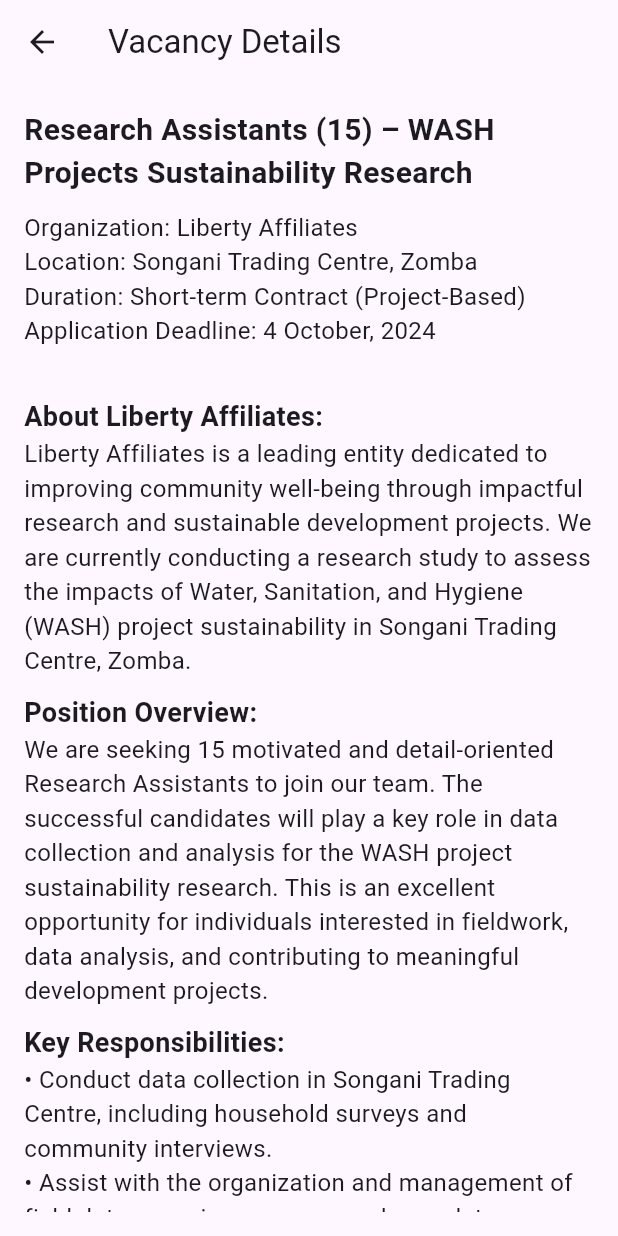
After one commit to JUMAPETER736/INTERN_HUB, a Flutter app: the VacancyDetailsPage screen opened directly, on a phone screen of 412 x 824 dp. The commit adds this screen. Run offline on Flutter 3.47's test engine with Material 3 defaults, Android fonts, the phone set to English and light mode, and no system bars; our stand-ins replace cloud_firestore, firebase_auth, firebase_core, fluttertoast; accounts and stored records are empty.

Commit message:
Modifying UI Design FIr the Vacancies Listing

```diff
--- a/lib/Home/HomePage.dart
+++ b/lib/Home/HomePage.dart
@@ -2,7 +2,7 @@ import 'package:flutter/material.dart';
 import 'package:firebase_auth/firebase_auth.dart';
 import 'package:internhub/Settings/UserDetails.dart';
 import 'package:internhub/Home/Applications.dart';
-import 'package:internhub/Home/EmployersDashBoard.dart';
+import 'package:internhub/Home/Vacancies.dart';
 import 'package:internhub/Home/Help.dart';
 import 'package:internhub/Home/InstitutionDashBoard.dart';
 import 'package:internhub/Home/Resources.dart';
@@ -99,13 +99,13 @@ class _HomePageState extends State<HomePage> {
                       Navigator.push(
                         context,
                         MaterialPageRoute(
-                          builder: (context) => EmployersDashBoard(),
+                          builder: (context) => Vacancies(),
                         ),
                       );
                     },
                     child: _buildSquareCard(
                       icon: Icons.business_center,
-                      text: 'For Employers',
+                      text: 'Vacancies',
                       color: Colors.redAccent, // Updated color
                     ),
                   ),
--- /dev/null
+++ b/lib/Home/Vacancies.dart
@@ -0,0 +1,204 @@
+import 'package:flutter/material.dart';
+import 'package:url_launcher/url_launcher.dart'; // For handling external links
+
+void main() {
+  runApp(InternHubApp());
+}
+
+class InternHubApp extends StatelessWidget {
+  @override
+  Widget build(BuildContext context) {
+    return MaterialApp(
+      title: 'InternHub',
+      theme: ThemeData(
+        primarySwatch: Colors.red,
+      ),
+      initialRoute: '/',
+      routes: {
+        '/': (context) => Vacancies(),
+        '/VacancyDetails': (context) => VacancyDetailsPage(),
+      },
+    );
+  }
+}
+
+class Vacancies extends StatelessWidget {
+  final List<String> vacancies = [
+    "Research Assistants (15) – WASH Projects Sustainability Research"
+  ];
+
+  @override
+  Widget build(BuildContext context) {
+    return Scaffold(
+      appBar: AppBar(
+        title: Text('Released Vacancies'),
+      ),
+      body: Padding(
+        padding: const EdgeInsets.all(16.0),
+        child: Column(
+          crossAxisAlignment: CrossAxisAlignment.start,
+          children: [
+            Text(
+              'Available Vacancies',
+              style: TextStyle(fontSize: 20, fontWeight: FontWeight.bold),
+            ),
+            SizedBox(height: 20),
+            Expanded(
+              child: ListView.builder(
+                itemCount: vacancies.length,
+                itemBuilder: (context, index) {
+                  return Card(
+                    margin: EdgeInsets.symmetric(vertical: 10, horizontal: 0),
+                    elevation: 5,
+                    shape: RoundedRectangleBorder(
+                      borderRadius: BorderRadius.circular(10),
+                    ),
+                    child: ListTile(
+                      title: Text(
+                        vacancies[index],
+                        style: TextStyle(fontWeight: FontWeight.bold),
+                      ),
+                      subtitle: Text('Click to view details'),
+                      trailing: Icon(Icons.chevron_right),
+                      onTap: () {
+                        Navigator.pushNamed(context, '/VacancyDetails');
+                      },
+                    ),
+                  );
+                },
+              ),
+            ),
+            SizedBox(height: 20),
+            Text(
+              'Useful Links',
+              style: TextStyle(fontSize: 18, fontWeight: FontWeight.bold),
+            ),
+            ListTile(
+              title: Text('LinkedIn: Liberty Affiliates'),
+              trailing: Icon(Icons.open_in_new),
+              onTap: () => _launchURL('https://www.linkedin.com/company/lvm-documents-editors-data-entry-servces/'),
+            ),
+            ListTile(
+              title: Text('Fuel Station Supervisor Job Posting'),
+              trailing: Icon(Icons.open_in_new),
+              onTap: () => _launchURL('https://jobsearchmalawi.com/job/fuel-station-supervisor-2/#google_vignette'),
+            ),
+          ],
+        ),
+      ),
+    );
+  }
+
+  void _launchURL(String url) async {
+    if (await canLaunch(url)) {
+      await launch(url);
+    } else {
+      throw 'Could not launch $url';
+    }
+  }
+}
+
+class VacancyDetailsPage extends StatelessWidget {
+  @override
+  Widget build(BuildContext context) {
+    return Scaffold(
+      appBar: AppBar(
+        title: Text('Vacancy Details'),
+      ),
+      body: Padding(
+        padding: const EdgeInsets.all(16.0),
+        child: SingleChildScrollView(
+          child: Column(
+            crossAxisAlignment: CrossAxisAlignment.start,
+            children: [
+              Text(
+                'Research Assistants (15) – WASH Projects Sustainability Research',
+                style: TextStyle(fontSize: 20, fontWeight: FontWeight.bold),
+              ),
+              SizedBox(height: 10),
+              Text(
+                'Organization: Liberty Affiliates\n'
+                    'Location: Songani Trading Centre, Zomba\n'
+                    'Duration: Short-term Contract (Project-Based)\n'
+                    'Application Deadline: 4 October, 2024\n',
+                style: TextStyle(fontSize: 16),
+              ),
+              SizedBox(height: 10),
+              Text(
+                'About Liberty Affiliates:',
+                style: TextStyle(fontSize: 18, fontWeight: FontWeight.bold),
+              ),
+              Text(
+                'Liberty Affiliates is a leading entity dedicated to improving community well-being through impactful research and sustainable development projects. We are currently conducting a research study to assess the impacts of Water, Sanitation, and Hygiene (WASH) project sustainability in Songani Trading Centre, Zomba.',
+                style: TextStyle(fontSize: 16),
+              ),
+              SizedBox(height: 10),
+              Text(
+                'Position Overview:',
+                style: TextStyle(fontSize: 18, fontWeight: FontWeight.bold),
+              ),
+              Text(
+                'We are seeking 15 motivated and detail-oriented Research Assistants to join our team. The successful candidates will play a key role in data collection and analysis for the WASH project sustainability research. This is an excellent opportunity for individuals interested in fieldwork, data analysis, and contributing to meaningful development projects.',
+                style: TextStyle(fontSize: 16),
+              ),
+              SizedBox(height: 10),
+              Text(
+                'Key Responsibilities:',
+                style: TextStyle(fontSize: 18, fontWeight: FontWeight.bold),
+              ),
+              Text(
+                '• Conduct data collection in Songani Trading Centre, including household surveys and community interviews.\n'
+                    '• Assist with the organization and management of field data, ensuring accuracy and completeness.\n'
+                    '• Engage with community members to gather qualitative and quantitative information on the sustainability of WASH projects.\n'
+                    '• Support data entry, cleaning, and preliminary analysis under the guidance of the lead researcher.\n'
+                    '• Participate in field visits and contribute to report writing and presentation of findings.',
+                style: TextStyle(fontSize: 16),
+              ),
+              SizedBox(height: 10),
+              Text(
+                'Requirements:',
+                style: TextStyle(fontSize: 18, fontWeight: FontWeight.bold),
+              ),
+              Text(
+                '• A degree (or currently pursuing one) in Social Sciences, Development Studies, Environmental Studies, or related fields.\n'
+                    '• Experience in research, data collection, or working with WASH projects will be an added advantage.\n'
+                    '• Strong interpersonal and communication skills for community engagement.\n'
+                    '• Ability to work independently and as part of a team.\n'
+                    '• Familiarity with data collection tools such as KoBo Toolbox or ODK is a plus.\n'
+                    '• Willingness to work in the field under flexible conditions.\n'
+                    '• Those that attended any of our trainings are encouraged to apply.',
+                style: TextStyle(fontSize: 16),
+              ),
+              SizedBox(height: 10),
+              Text(
+                'What We Offer:',
+                style: TextStyle(fontSize: 18, fontWeight: FontWeight.bold),
+              ),
+              Text(
+                '• Opportunity to gain hands-on experience in research and project evaluation.\n'
+                    '• Contribution to a high-impact study on the sustainability of WASH projects.\n'
+                    '• Competitive allowance during the project period.\n'
+                    '• A supportive and collaborative working environment.',
+                style: TextStyle(fontSize: 16),
+              ),
+              SizedBox(height: 10),
+              Text(
+                'How to Apply:',
+                style: TextStyle(fontSize: 18, fontWeight: FontWeight.bold),
+              ),
+              Text(
+                'Interested candidates should send their CV and a brief cover letter detailing their suitability for the role to libertyaffiliatesmw@gmail.com with the subject line “Research Assistant Application – WASH Projects Study” by 4 October, 2024.',
+                style: TextStyle(fontSize: 16),
+              ),
+              SizedBox(height: 20),
+              Text(
+                'Liberty Affiliates is an equal opportunity employer. We encourage applications from candidates of all backgrounds.\nJoin us in shaping sustainable solutions for community development!',
+                style: TextStyle(fontSize: 16),
+              ),
+            ],
+          ),
+        ),
+      ),
+    );
+  }
+}
```
Also changed, not shown: lib/Home/EmployersDashBoard.dart (deleted, +0 -267 lines).
